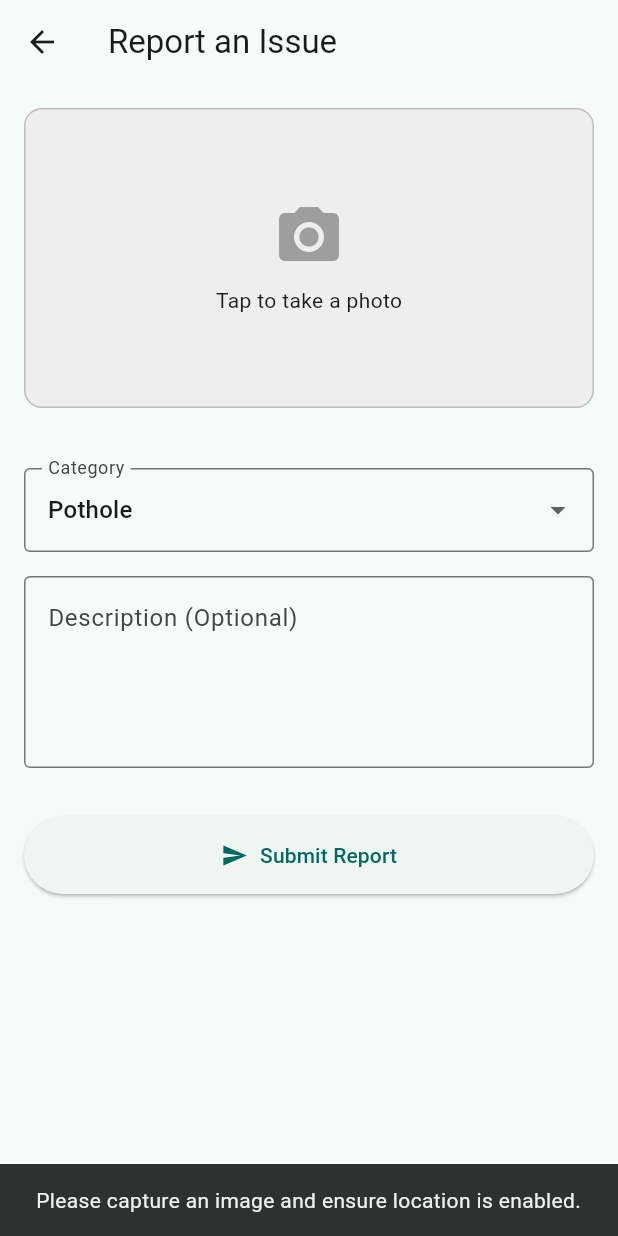
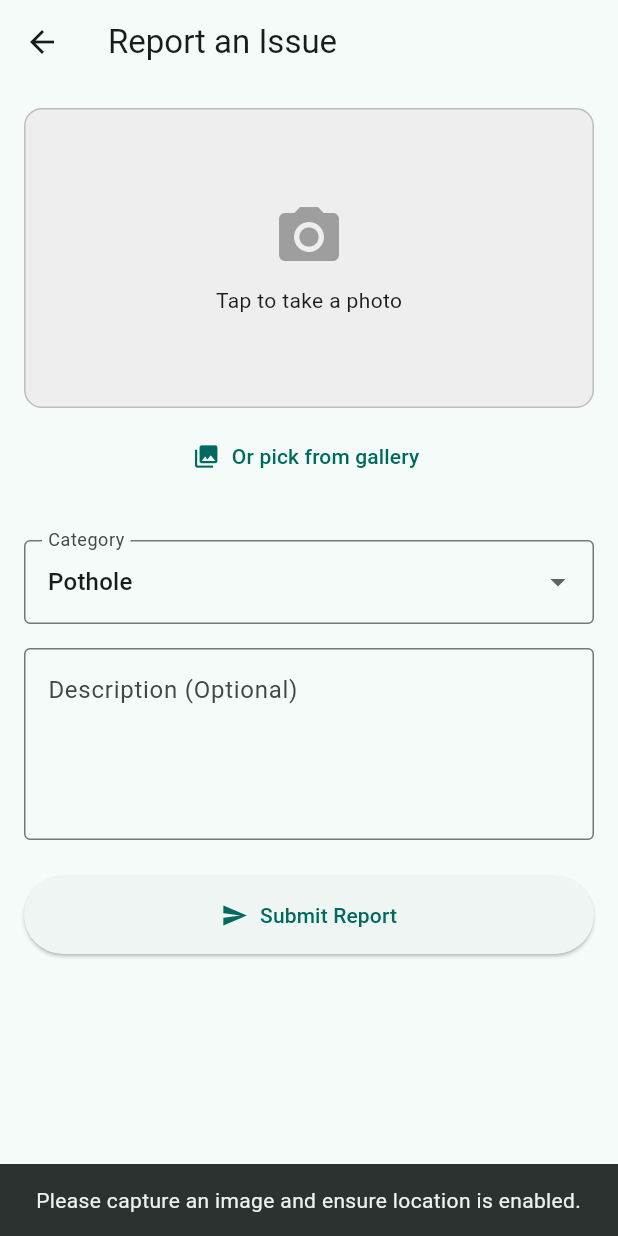
Before and after one commit to ABUBAK3R-K/Capstone-Project, a Flutter app: the ReportScreen screen opened directly, after a tap on "Submit Report", on a phone screen of 412 x 824 dp. Run offline on Flutter 3.47's test engine with Material 3 defaults, Android fonts, the phone set to English and light mode, and no system bars; our stand-ins replace flutter_dotenv, flutter_map, geolocator, image_picker, latlong2, supabase_flutter; accounts and stored records are empty; network calls fail.

Commit message:
Report loop hardening

```diff
--- a/admin-dashboard/requirements.txt
+++ b/admin-dashboard/requirements.txt
@@ -4,3 +4,4 @@ psycopg2-binary>=2.9.9
 folium>=0.15.1
 streamlit-folium>=0.18.0
 python-dotenv>=1.0.1
+supabase>=2.3.4
--- a/mobile/lib/features/report/report_screen.dart
+++ b/mobile/lib/features/report/report_screen.dart
@@ -17,6 +17,8 @@ class _ReportScreenState extends State<ReportScreen> {
   final _descriptionController = TextEditingController();
 
   bool _isSubmitting = false;
+  bool _uploadFailed = false;
+  String? _failureMessage;
   String _selectedCategory = 'Pothole';
   final List<String> _categories = [
     'Pothole',
@@ -41,8 +43,28 @@ class _ReportScreenState extends State<ReportScreen> {
     );
 
     if (pickedFile != null) {
-      setState(() => _imageFile = File(pickedFile.path));
+      setState(() {
+        _imageFile = File(pickedFile.path);
+        _uploadFailed = false;
+        _failureMessage = null;
+      });
       // Auto-capture GPS the moment photo is taken
+      await _captureLocation();
+    }
+  }
+
+  Future<void> _pickFromGallery() async {
+    final picker = ImagePicker();
+    final pickedFile = await picker.pickImage(
+      source: ImageSource.gallery,
+      imageQuality: 70,
+    );
+    if (pickedFile != null) {
+      setState(() {
+        _imageFile = File(pickedFile.path);
+        _uploadFailed = false;
+        _failureMessage = null;
+      });
       await _captureLocation();
     }
   }
@@ -65,6 +87,32 @@ class _ReportScreenState extends State<ReportScreen> {
     }
   }
 
+  Future<String?> _uploadImage() async {
+    if (_imageFile == null) return null;
+
+    final supabase = Supabase.instance.client;
+    final userId = supabase.auth.currentUser?.id;
+    if (userId == null) throw Exception('User not logged in');
+
+    final fileName = '$userId-${DateTime.now().millisecondsSinceEpoch}.jpg';
+    final path = 'public/$fileName';
+
+    // Attempt upload with retry
+    const maxRetries = 3;
+    for (int attempt = 1; attempt <= maxRetries; attempt++) {
+      try {
+        await supabase.storage.from('reports').upload(path, _imageFile!);
+        return supabase.storage.from('reports').getPublicUrl(path);
+      } catch (e) {
+        debugPrint('Upload attempt $attempt failed: $e');
+        if (attempt == maxRetries) rethrow;
+        // Brief pause before retry
+        await Future.delayed(Duration(seconds: attempt));
+      }
+    }
+    return null;
+  }
+
   Future<void> _submitReport() async {
     if (_imageFile == null || _location == null) {
       ScaffoldMessenger.of(context).showSnackBar(
@@ -73,23 +121,20 @@ class _ReportScreenState extends State<ReportScreen> {
       return;
     }
 
-    setState(() => _isSubmitting = true);
+    setState(() {
+      _isSubmitting = true;
+      _uploadFailed = false;
+      _failureMessage = null;
+    });
 
     try {
-      final supabase = Supabase.instance.client;
-      final userId = supabase.auth.currentUser?.id;
-
-      if (userId == null) throw Exception('User not logged in');
-
-      // 1. Upload image to Supabase Storage
-      final fileName = '$userId-${DateTime.now().millisecondsSinceEpoch}.jpg';
-      final path = 'public/$fileName';
-
-      await supabase.storage.from('reports').upload(path, _imageFile!);
-      final imageUrl = supabase.storage.from('reports').getPublicUrl(path);
+      // 1. Upload image (with auto-retry)
+      final imageUrl = await _uploadImage();
+      if (imageUrl == null) throw Exception('Photo upload returned no URL');
 
       // 2. Insert into problem_reports
-      // Use PostgREST standard format for geography: 'POINT(lng lat)'
+      final supabase = Supabase.instance.client;
+      final userId = supabase.auth.currentUser!.id;
       final locationString = 'POINT(${_location!.longitude} ${_location!.latitude})';
 
       await supabase.from('problem_reports').insert({
@@ -103,20 +148,25 @@ class _ReportScreenState extends State<ReportScreen> {
 
       if (mounted) {
         ScaffoldMessenger.of(context).showSnackBar(
-          const SnackBar(content: Text('Report submitted successfully!')),
+          const SnackBar(
+            content: Text('Report submitted successfully!'),
+            backgroundColor: Colors.green,
+          ),
         );
         // Reset form
         setState(() {
           _imageFile = null;
           _location = null;
           _descriptionController.clear();
+          _uploadFailed = false;
         });
       }
     } catch (e) {
       if (mounted) {
-        ScaffoldMessenger.of(context).showSnackBar(
-          SnackBar(content: Text('Submission failed: $e')),
-        );
+        setState(() {
+          _uploadFailed = true;
+          _failureMessage = e.toString();
+        });
       }
     } finally {
       if (mounted) {
@@ -147,7 +197,7 @@ class _ReportScreenState extends State<ReportScreen> {
                 child: _imageFile != null
                     ? ClipRRect(
                         borderRadius: BorderRadius.circular(12),
-                        child: Image.file(_imageFile!, fit: BoxFit.cover),
+                        child: Image.file(_imageFile!, fit: BoxFit.cover, width: double.infinity),
                       )
                     : const Column(
                         mainAxisAlignment: MainAxisAlignment.center,
@@ -160,7 +210,16 @@ class _ReportScreenState extends State<ReportScreen> {
               ),
             ),
 
-            const SizedBox(height: 16),
+            const SizedBox(height: 8),
+
+            // Gallery option
+            TextButton.icon(
+              onPressed: _pickFromGallery,
+              icon: const Icon(Icons.photo_library),
+              label: const Text('Or pick from gallery'),
+            ),
+
+            const SizedBox(height: 8),
 
             // Location Indicator
             if (_location != null)
@@ -207,7 +266,57 @@ class _ReportScreenState extends State<ReportScreen> {
               maxLines: 4,
             ),
 
-            const SizedBox(height: 32),
+            const SizedBox(height: 24),
+
+            // Upload failure banner with retry
+            if (_uploadFailed) ...[
+              Container(
+                padding: const EdgeInsets.all(12),
+                decoration: BoxDecoration(
+                  color: Colors.red[50],
+                  borderRadius: BorderRadius.circular(8),
+                  border: Border.all(color: Colors.red[300]!),
+                ),
+                child: Column(
+                  crossAxisAlignment: CrossAxisAlignment.start,
+                  children: [
+                    Row(
+                      children: [
+                        Icon(Icons.error_outline, color: Colors.red[700]),
+                        const SizedBox(width: 8),
+                        Expanded(
+                          child: Text(
+                            'Submission failed. Your report was not lost.',
+                            style: TextStyle(fontWeight: FontWeight.bold, color: Colors.red[700]),
+                          ),
+                        ),
+                      ],
+                    ),
+                    if (_failureMessage != null) ...[
+                      const SizedBox(height: 4),
+                      Text(
+                        _failureMessage!,
+                        style: TextStyle(fontSize: 12, color: Colors.red[400]),
+                      ),
+                    ],
+                    const SizedBox(height: 8),
+                    SizedBox(
+                      width: double.infinity,
+                      child: ElevatedButton.icon(
+                        onPressed: _submitReport,
+                        icon: const Icon(Icons.refresh),
+                        label: const Text('Retry Submission'),
+                        style: ElevatedButton.styleFrom(
+                          backgroundColor: Colors.red[600],
+                          foregroundColor: Colors.white,
+                        ),
+                      ),
+                    ),
+                  ],
+                ),
+              ),
+              const SizedBox(height: 16),
+            ],
 
             // Submit Button
             _isSubmitting
```
Also changed, not shown: 3 other files.
